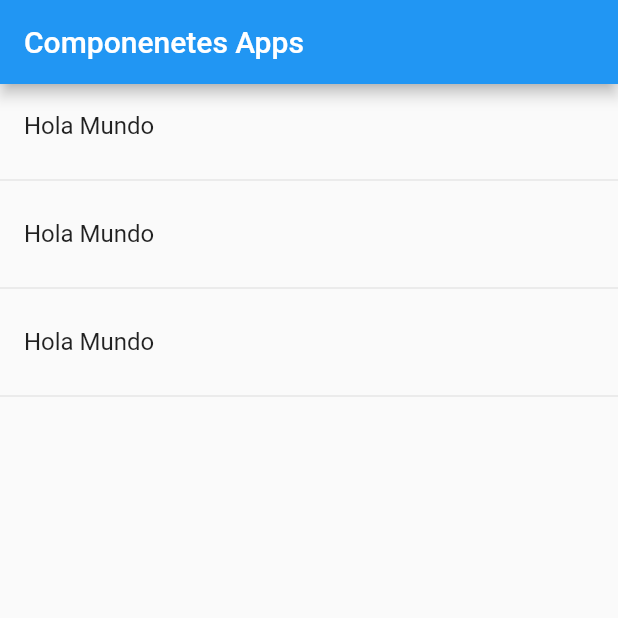
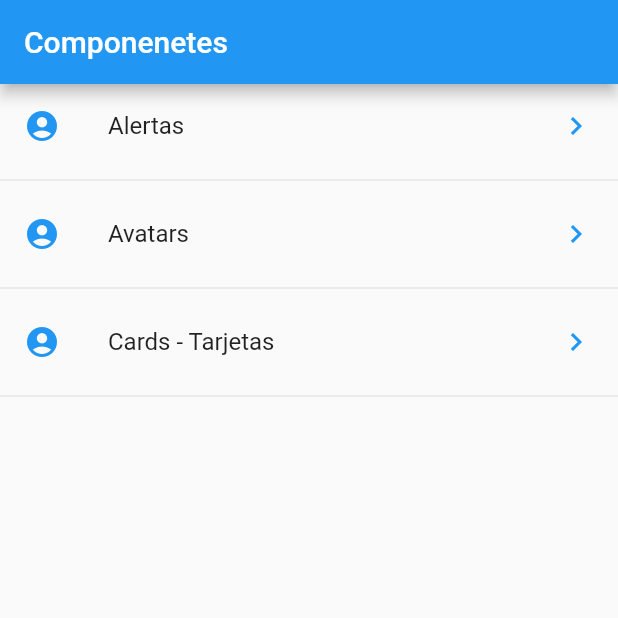
Before and after one commit to albaulab/Componentes-en-Flutter, a Flutter app: the screen it shows after launch, on a phone screen of 412 x 824 dp, the top half of it. Run offline on Flutter 3.47's test engine with Material 2 defaults, Android fonts, the phone set to English and light mode, and no system bars.

Commit message:
List from my json file

```diff
--- /dev/null
+++ b/data/menu-opts.json
@@ -0,0 +1,20 @@
+{
+    "nombreApp" : "Componentes",
+    "rutas" : [
+        {
+            "ruta" : "alert",
+            "icon" : "add_alert",
+            "texto": "Alertas"
+        },
+        {
+            "ruta" : "avatar",
+            "icon" : "accessibility",
+            "texto": "Avatars"
+        },
+        {
+            "ruta" : "card",
+            "icon" : "folder_open",
+            "texto": "Cards - Tarjetas"
+        }
+    ]
+}
--- a/lib/main.dart
+++ b/lib/main.dart
@@ -1,7 +1,7 @@
 import 'package:flutter/material.dart';
 
 // import 'package:componenetes/src/pages/home_temp.dart';
-import 'package:componenetes/src/pages/home_page.dart';
+import 'package:componenetesapp/src/pages/home_page.dart';
 
 void main() => runApp(MyApp());
 
--- a/lib/src/pages/home_page.dart
+++ b/lib/src/pages/home_page.dart
@@ -1,3 +1,4 @@
+import 'package:componenetesapp/src/providers/menu.dart';
 import 'package:flutter/material.dart';
 
 class HomePages extends StatelessWidget {
@@ -5,32 +6,39 @@ class HomePages extends StatelessWidget {
   Widget build(BuildContext context) {
     return Scaffold(
       appBar: AppBar(
-        title: Text('Componenetes Apps'),
+        title: Text('Componenetes'),
       ),
       body: _lista(),
     );
   }
 
   Widget _lista() {
-    return ListView(
-      children: _listaIte(),
+    // print(menuProvider.opciones);
+    return FutureBuilder(
+      future: menuProvider.cargarData(),
+      initialData: [],
+      builder: (context, AsyncSnapshot<List<dynamic>> snapshot) {
+        return ListView(
+          children: _listaItems(snapshot.data),
+        );
+      },
     );
   }
 
-  List<Widget> _listaIte() {
-    return [
-      ListTile(
-        title: Text('Hola Mundo'),
-      ),
-      Divider(),
-      ListTile(
-        title: Text('Hola Mundo'),
-      ),
-      Divider(),
-      ListTile(
-        title: Text('Hola Mundo'),
-      ),
-      Divider(),
-    ];
+  List<Widget> _listaItems(List<dynamic> data) {
+    final List<Widget> opciones = [];
+
+    data.forEach((opt) {
+      final widgeTemp = ListTile(
+        title: Text(opt['texto']),
+        leading: Icon(Icons.account_circle, color: Colors.blue),
+        trailing: Icon(Icons.keyboard_arrow_right, color: Colors.blue),
+        onTap: () {},
+      );
+
+      opciones..add(widgeTemp)..add(Divider());
+    });
+
+    return opciones;
   }
 }
```
Also changed, not shown: lib/src/providers/menu.dart (added, +23 -0 lines), pubspec.yaml (+3 -8 lines), lib/lib/main.dart (added), 9 other files.
